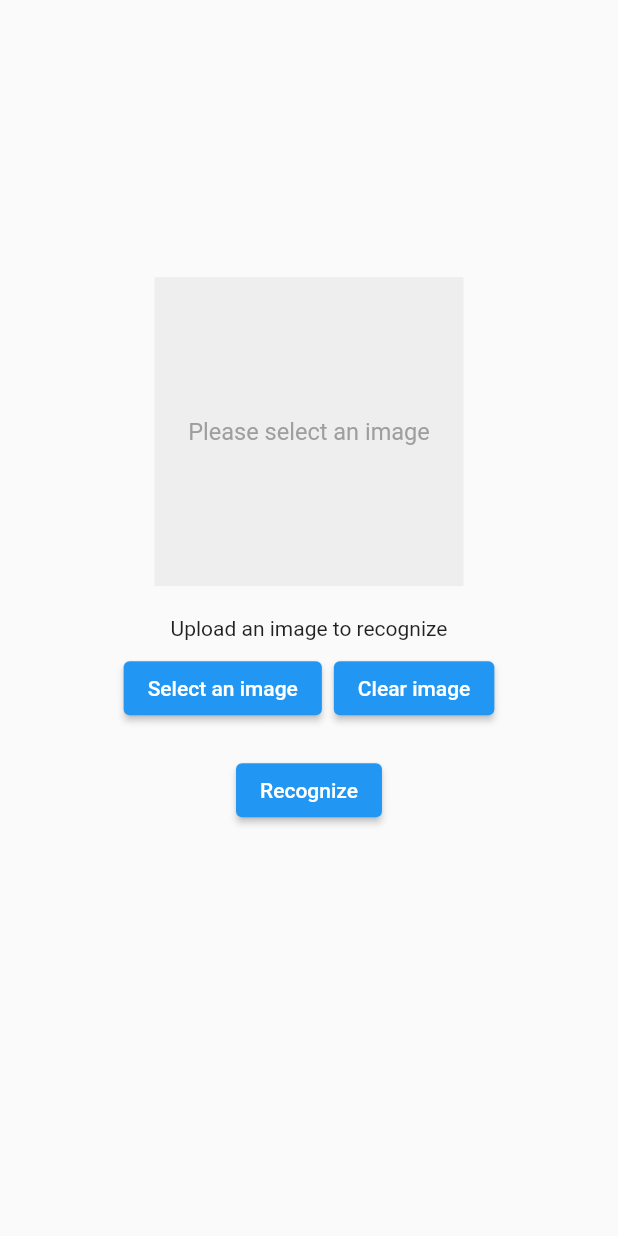
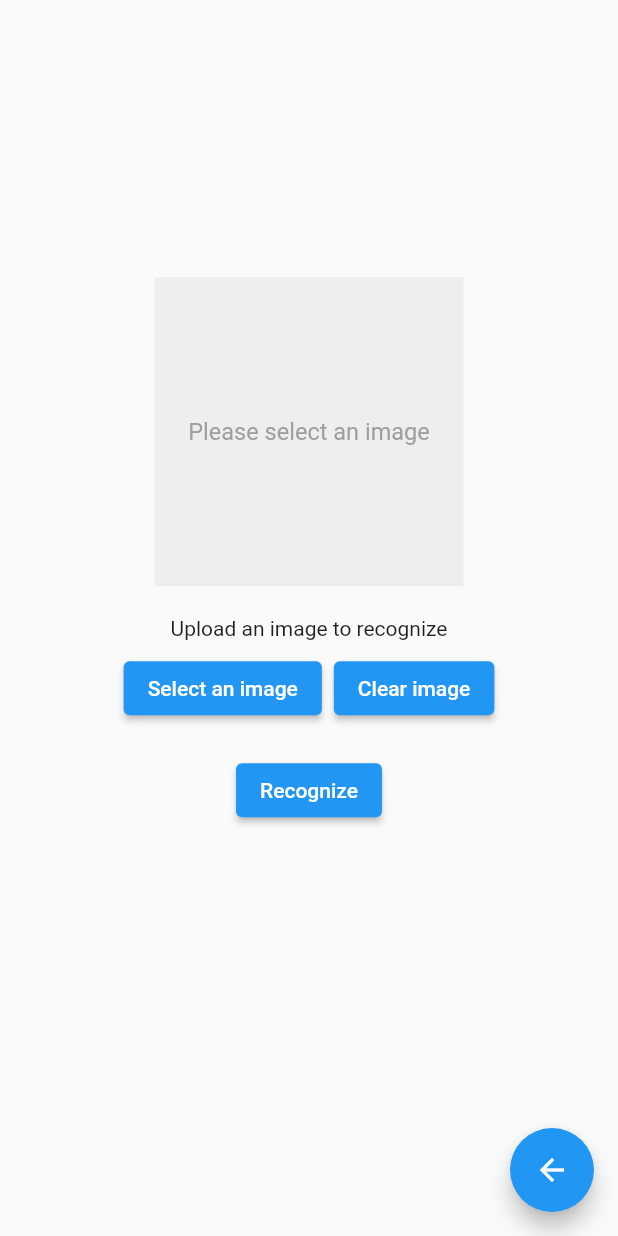
Before and after one commit to SOLAFI/capstone, a Flutter app: the UploadImagePage screen opened directly, on a phone screen of 412 x 824 dp. Run offline on Flutter 3.47's test engine with Material 2 defaults, Android fonts, the phone set to English and light mode, and no system bars; our stand-ins replace dio, image_picker.

Commit message:
New Custom Widget - FloatingBackButton

```diff
--- a/lib/pages/upload_image.dart
+++ b/lib/pages/upload_image.dart
@@ -2,6 +2,9 @@ import 'package:flutter/material.dart';
 import 'package:image_picker/image_picker.dart';
 import 'package:dio/dio.dart';
 import 'dart:io';
+
+import '../widgets/buttons.dart';
+
 
 
 class UploadImagePage extends StatefulWidget {
@@ -63,10 +66,8 @@ class _UploadImagePageState extends State<UploadImagePage> {
 
     return Scaffold(
       // appBar: AppBar(
-      //   // Here we take the value from the MyHomePage object that was created by
-      //   // the App.build method, and use it to set our appbar title.
-      //   title: Text(widget.title),
       // ),
+      floatingActionButton: FloatingBackButton(),
       body: Center(
         child: Container(
           height: mediaQueryData.size.height*0.6,
@@ -145,4 +146,6 @@ class _UploadImagePageState extends State<UploadImagePage> {
       ),
     );
   }
+
+
 }
--- /dev/null
+++ b/lib/widgets/buttons.dart
@@ -0,0 +1,11 @@
+import 'package:flutter/material.dart';
+
+class FloatingBackButton extends StatelessWidget {
+  @override
+  Widget build(BuildContext context) {
+    return FloatingActionButton(
+      onPressed: ()=> Navigator.of(context).pop(),
+      child: Icon(Icons.arrow_back),
+    );
+  }
+}
```
